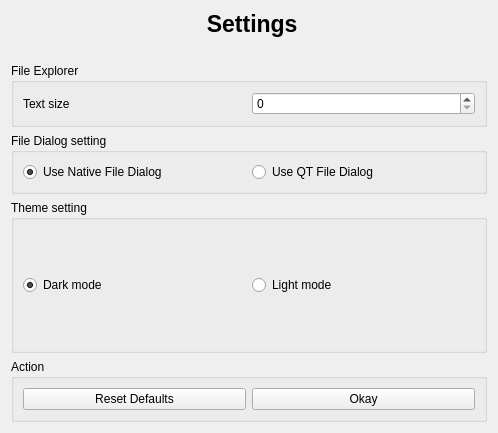
Before: the Qt Designer form src/app_setting.ui in rishabh3354/JPG2PDF, drawn with Qt 5.
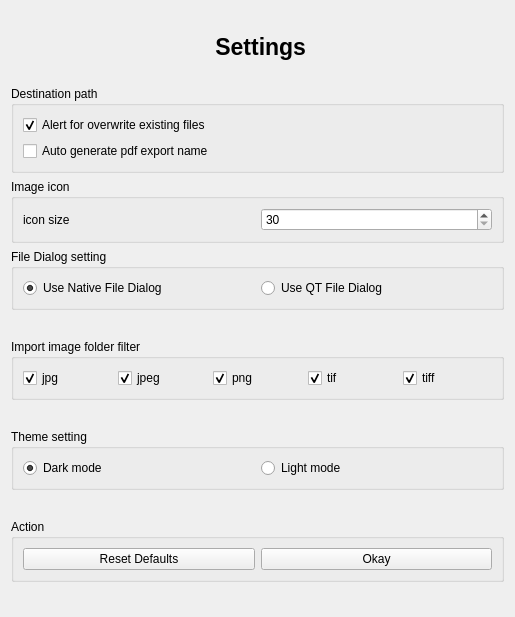
After: the same form once the commit is applied.

What changed in the file:
```diff
--- a/src/app_setting.ui
+++ b/src/app_setting.ui
@@ -6,8 +6,8 @@
    <rect>
     <x>0</x>
     <y>0</y>
-    <width>498</width>
-    <height>433</height>
+    <width>515</width>
+    <height>617</height>
    </rect>
   </property>
   <property name="windowTitle">
@@ -55,6 +55,48 @@
        </property>
       </spacer>
      </item>
+     <item>
+      <widget class="QGroupBox" name="groupBox_9">
+       <property name="sizePolicy">
+        <sizepolicy hsizetype="Preferred" vsizetype="Fixed">
+         <horstretch>0</horstretch>
+         <verstretch>0</verstretch>
+        </sizepolicy>
+       </property>
+       <property name="title">
+        <string>Destination path</string>
+       </property>
+       <layout class="QVBoxLayout" name="verticalLayout_16">
+        <item>
+         <layout class="QGridLayout" name="gridLayout_28">
+          <item row="0" column="0">
+           <widget class="QCheckBox" name="overwrite_warning">
+            <property name="styleSheet">
+             <string notr="true">QCheckBox::indicator { width: 17px;height:17px };</string>
+            </property>
+            <property name="text">
+             <string>Alert for overwrite existing files</string>
+            </property>
+            <property name="checked">
+             <bool>true</bool>
+            </property>
+           </widget>
+          </item>
+          <item row="1" column="0">
+           <widget class="QCheckBox" name="auto_generate_pdf_name">
+            <property name="styleSheet">
+             <string notr="true">QCheckBox::indicator { width: 17px;height:17px };</string>
+            </property>
+            <property name="text">
+             <string>Auto generate pdf export name</string>
+            </property>
+           </widget>
+          </item>
+         </layout>
+        </item>
+       </layout>
+      </widget>
+     </item>
      <item>
       <widget class="QGroupBox" name="groupBox_8">
        <property name="sizePolicy">
@@ -64,18 +106,28 @@
         </sizepolicy>
        </property>
        <property name="title">
-        <string>File Explorer</string>
+        <string>Image icon</string>
        </property>
        <layout class="QVBoxLayout" name="verticalLayout_14">
         <item>
          <layout class="QGridLayout" name="gridLayout_26">
           <item row="0" column="1">
-           <widget class="QSpinBox" name="text_size"/>
+           <widget class="QSpinBox" name="icon_size">
+            <property name="focusPolicy">
+             <enum>Qt::ClickFocus</enum>
+            </property>
+            <property name="minimum">
+             <number>30</number>
+            </property>
+            <property name="maximum">
+             <number>200</number>
+            </property>
+           </widget>
           </item>
           <item row="0" column="0">
            <widget class="QLabel" name="label_2">
             <property name="text">
-             <string>Text size</string>
+             <string>icon size</string>
             </property>
            </widget>
           </item>
@@ -87,7 +139,7 @@
      <item>
       <widget class="QGroupBox" name="groupBox_5">
        <property name="sizePolicy">
-        <sizepolicy hsizetype="Preferred" vsizetype="Preferred">
+        <sizepolicy hsizetype="Preferred" vsizetype="Fixed">
          <horstretch>0</horstretch>
          <verstretch>0</verstretch>
         </sizepolicy>
@@ -122,10 +174,94 @@
      </item>
     </layout>
    </item>
+   <item>
+    <widget class="QGroupBox" name="groupBox_10">
+     <property name="sizePolicy">
+      <sizepolicy hsizetype="Preferred" vsizetype="Fixed">
+       <horstretch>0</horstretch>
+       <verstretch>0</verstretch>
+      </sizepolicy>
+     </property>
+     <property name="title">
+      <string>Import image folder filter</string>
+     </property>
+     <layout class="QVBoxLayout" name="verticalLayout_17">
+      <item>
+       <layout class="QGridLayout" name="gridLayout_29">
+        <item row="0" column="3">
+         <widget class="QCheckBox" name="tif">
+          <property name="styleSheet">
+           <string notr="true">QCheckBox::indicator { width: 17px;height:17px };</string>
+          </property>
+          <property name="text">
+           <string>tif</string>
+          </property>
+          <property name="checked">
+           <bool>true</bool>
+          </property>
+         </widget>
+        </item>
+        <item row="0" column="1">
+         <widget class="QCheckBox" name="jpeg">
+          <property name="styleSheet">
+           <string notr="true">QCheckBox::indicator { width: 17px;height:17px };</string>
+          </property>
+          <property name="text">
+           <string>jpeg</string>
+          </property>
+          <property name="checked">
+           <bool>true</bool>
+          </property>
+         </widget>
+        </item>
+        <item row="0" column="0">
+         <widget class="QCheckBox" name="jpg">
+          <property name="styleSheet">
+           <string notr="true">QCheckBox::indicator { width: 17px;height:17px };</string>
+          </property>
+          <property name="text">
+           <string>jpg</string>
+          </property>
+          <property name="checked">
+           <bool>true</bool>
+          </property>
+         </widget>
+        </item>
+        <item row="0" column="4">
+         <widget class="QCheckBox" name="tiff">
+          <property name="styleSheet">
+           <string notr="true">QCheckBox::indicator { width: 17px;height:17px };</string>
+          </property>
+          <property name="text">
+           <string>tiff</string>
+          </property>
+          <property name="checked">
+           <bool>true</bool>
+          </property>
+         </widget>
+        </item>
+        <item row="0" column="2">
+         <widget class="QCheckBox" name="png">
+          <property name="styleSheet">
+           <string notr="true">QCheckBox::indicator { width: 17px;height:17px };</string>
+          </property>
+          <property name="text">
+           <string>png</string>
+          </property>
+          <property name="checked">
+           <bool>true</bool>
+          </property>
+         </widget>
+        </item>
+       </layout>
+      </item>
+     </layout>
+    </widget>
+   </item>
    <item>
     <widget class="QGroupBox" name="groupBox_7">
      <property name="sizePolicy">
-      <sizepolicy hsizetype="Preferred" vsizetype="Preferred">
+      <sizepolicy hsizetype="Preferred" vsizetype="Fixed">
        <horstretch>0</horstretch>
        <verstretch>0</verstretch>
       </sizepolicy>
```
